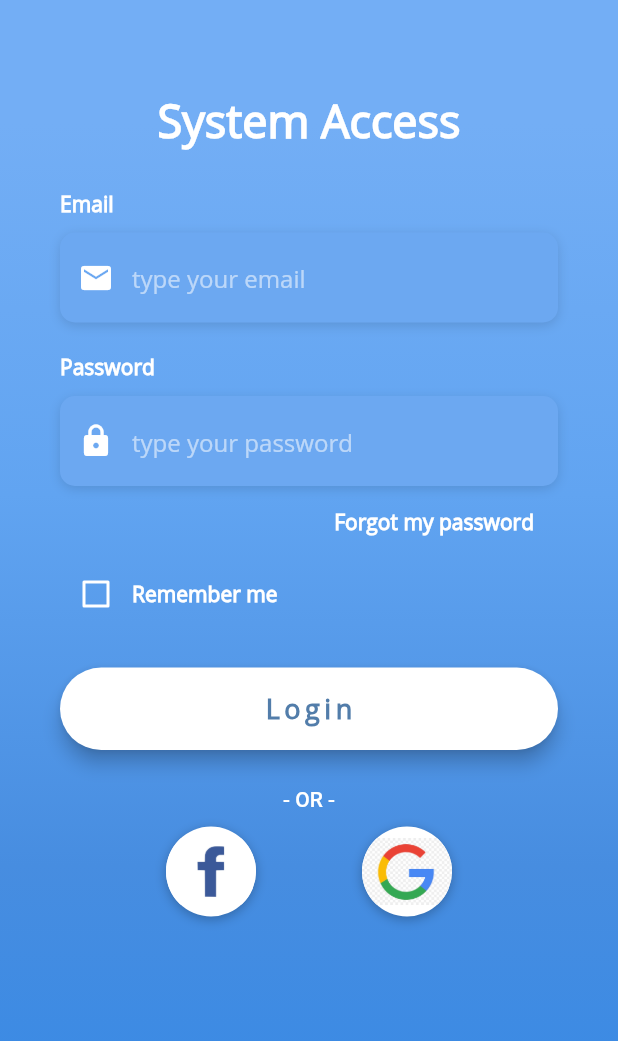
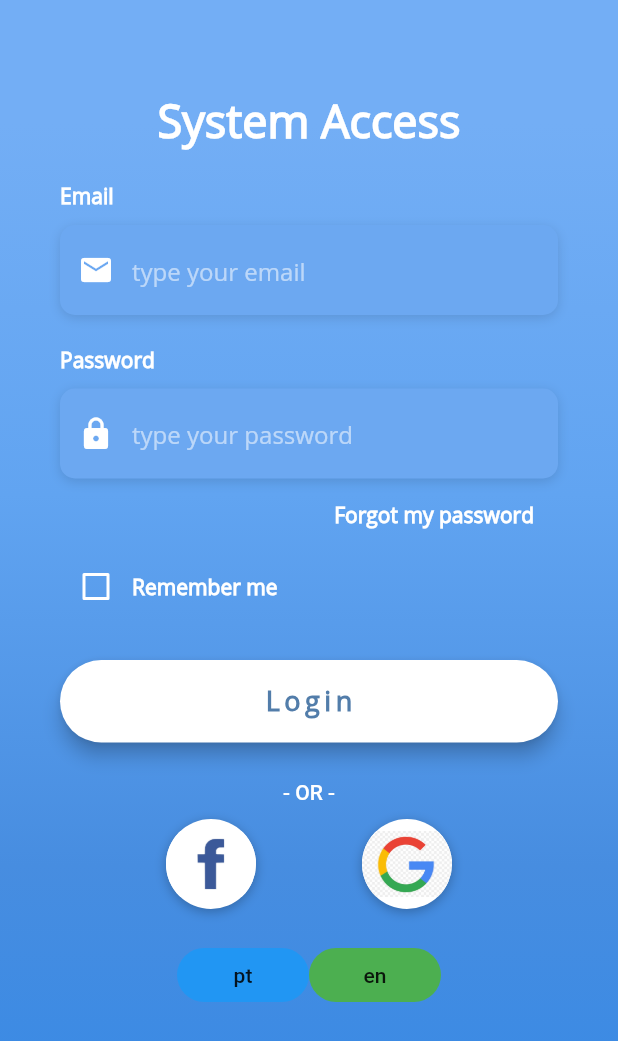
Before and after one commit to nextdocdev/flutter_login_ui_localization, a Flutter app: the screen it shows after launch, on a phone screen of 412 x 824 dp. Shown: the top 1041 px of the screen. Run offline on Flutter 3.47's test engine with Material 2 defaults, Android fonts, the phone set to English and light mode, and no system bars.

Commit message:
Add files via upload

```diff
--- a/lib/pages/login.page.dart
+++ b/lib/pages/login.page.dart
@@ -1,10 +1,15 @@
 import 'package:flutter/material.dart';
 import 'package:flutter/services.dart';
 import 'package:loginpageui/utilities/constants.dart';
-
 import '../localizations.dart';
+import '../Helpers/LocaleHelper.dart';
 
 class LoginPage extends StatefulWidget {
+
+  final String title;
+
+  LoginPage({this.title});
+
   @override
   _LoginPageState createState() => _LoginPageState();
 }
@@ -161,6 +166,22 @@ class _LoginPageState extends State<LoginPage> {
             );
   }
 
+  Widget _buildLanguageBtn({String languageText}) {
+    return FlatButton(
+      shape: RoundedRectangleBorder(
+        borderRadius: BorderRadius.circular(20.0)
+      ),
+      onPressed: () {
+        setState(() {
+          helper.onLocaleChanged(new Locale(languageText));
+        });
+      },
+      child: Text(languageText),
+      color: AppLocalizations.of(context).locale == languageText ? Colors.green : Colors.blue,
+    );
+  }
+
+
   @override
   Widget build(BuildContext context) {
     return Scaffold(
@@ -208,7 +229,7 @@ class _LoginPageState extends State<LoginPage> {
                           fontWeight: FontWeight.bold
                         ),
                       ),
-                      SizedBox(height: 25.0,),
+                      SizedBox(height: 20.0,),
                       _buildEmail(),
                       SizedBox(height: 20.0,),
                       _buildPassword(),
@@ -226,6 +247,18 @@ class _LoginPageState extends State<LoginPage> {
                           ]
                         )
                       ),
+                      SizedBox(height: 10.0,),
+                      Container(
+                        alignment: Alignment.center,
+                        child: Row(
+                          crossAxisAlignment: CrossAxisAlignment.end,
+                          mainAxisAlignment: MainAxisAlignment.center,
+                          children: <Widget>[
+                            _buildLanguageBtn(languageText: "pt"),
+                            _buildLanguageBtn(languageText: "en")
+                          ],
+                        ),
+                      ),
                     ],
                   )
                 )
```
